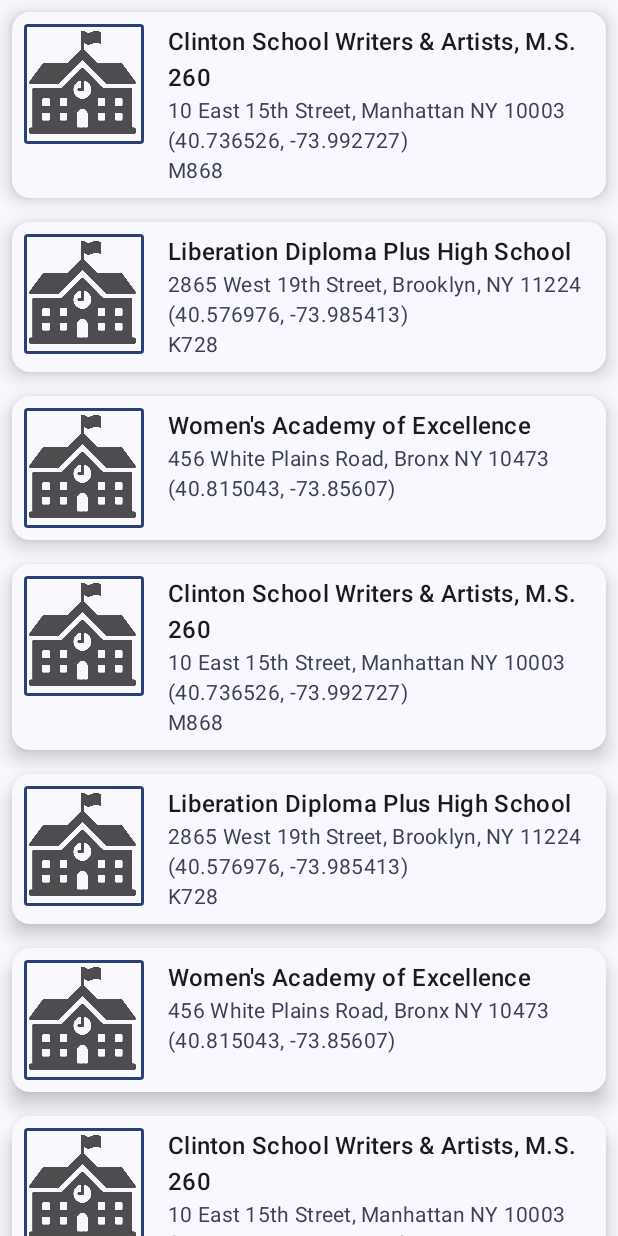
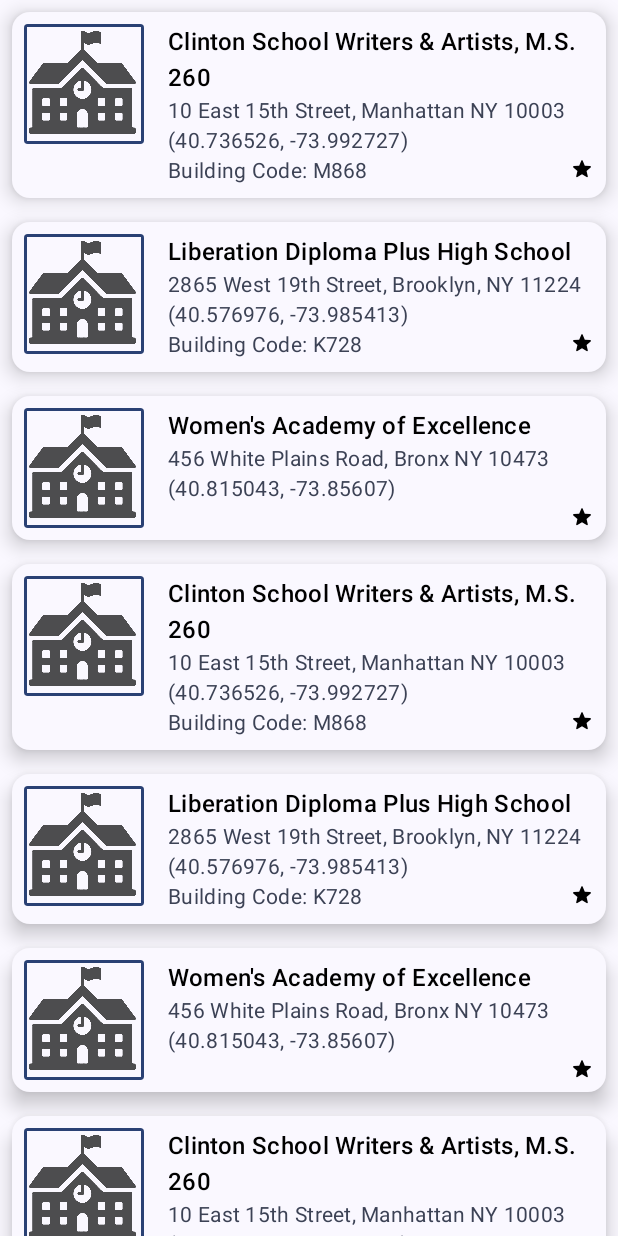
Before and after one commit to jonofarc/NYCHighSchools, an Android app built with Jetpack Compose: the screen it shows after launch (MainActivity), on a phone screen of 412 x 824 dp. Run offline under Robolectric (Android 15) with nearby library versions, the phone set to English and light mode, and no system bars.

Commit message:
create school class and add is favorite selection

```diff
--- a/app/src/main/java/com/example/nychighschools/MainActivity.kt
+++ b/app/src/main/java/com/example/nychighschools/MainActivity.kt
@@ -6,10 +6,14 @@ import androidx.activity.ComponentActivity
 import androidx.activity.compose.setContent
 import androidx.compose.foundation.Image
 import androidx.compose.foundation.border
+import androidx.compose.foundation.clickable
+import androidx.compose.foundation.layout.Arrangement
+import androidx.compose.foundation.layout.Box
 import androidx.compose.foundation.layout.Column
 import androidx.compose.foundation.layout.Row
 import androidx.compose.foundation.layout.Spacer
 import androidx.compose.foundation.layout.fillMaxSize
+import androidx.compose.foundation.layout.fillMaxWidth
 import androidx.compose.foundation.layout.padding
 import androidx.compose.foundation.layout.size
 import androidx.compose.foundation.layout.width
@@ -20,22 +24,31 @@ import androidx.compose.material3.MaterialTheme
 import androidx.compose.material3.Surface
 import androidx.compose.material3.Text
 import androidx.compose.runtime.Composable
+import androidx.compose.runtime.getValue
+import androidx.compose.runtime.mutableStateOf
+import androidx.compose.runtime.remember
+import androidx.compose.runtime.setValue
+import androidx.compose.ui.Alignment
 import androidx.compose.ui.Modifier
 import androidx.compose.ui.draw.clip
+import androidx.compose.ui.graphics.Color
+import androidx.compose.ui.graphics.ColorFilter
 import androidx.compose.ui.res.painterResource
+import androidx.compose.ui.res.stringResource
 import androidx.compose.ui.tooling.preview.Preview
 import androidx.compose.ui.unit.dp
+import com.example.nychighschools.models.School
 import com.example.nychighschools.ui.theme.NYCHighSchoolsTheme
 
 
-data class School(val name: String, val building: String? = null, val location: String)
+//data class School(val name: String, val building: String? = null, val location: String)
+
 
 class MainActivity : ComponentActivity() {
     override fun onCreate(savedInstanceState: Bundle?) {
         super.onCreate(savedInstanceState)
 
-
-        setContent {
+        setContent  {
             NYCHighSchoolsTheme {
                 // A surface container using the 'background' color from the theme
                 Surface(modifier = Modifier.fillMaxSize(), color = MaterialTheme.colorScheme.background) {
@@ -58,9 +71,9 @@ fun SetUi() {
 
     //a hacky way to get a big list
     for (i in 1..100) {
-        schools.add(School(name = "Clinton School Writers & Artists, M.S. 260", location = "10 East 15th Street, Manhattan NY 10003 (40.736526, -73.992727)", building = "M868"))
-        schools.add(School(name = "Liberation Diploma Plus High School", location = "2865 West 19th Street, Brooklyn, NY 11224 (40.576976, -73.985413)", building = "K728"))
-        schools.add(School(name = "Women's Academy of Excellence", location = "456 White Plains Road, Bronx NY 10473 (40.815043, -73.85607)"))
+        schools.add(School(schoolName = "Clinton School Writers & Artists, M.S. 260", location = "10 East 15th Street, Manhattan NY 10003 (40.736526, -73.992727)", buildingCode = "M868"))
+        schools.add(School(schoolName = "Liberation Diploma Plus High School", location = "2865 West 19th Street, Brooklyn, NY 11224 (40.576976, -73.985413)", buildingCode = "K728"))
+        schools.add(School(schoolName = "Women's Academy of Excellence", location = "456 White Plains Road, Bronx NY 10473 (40.815043, -73.85607)"))
 
     }
 
@@ -91,16 +104,20 @@ fun SchoolCard(school: School, modifier: Modifier = Modifier) {
                 // Add a horizontal space between the image and the column
                 Spacer(modifier = Modifier.width(16.dp))
 
+                // We keep track if the message is expanded or not in this
+                // variable
+                var isFavorite by remember { mutableStateOf(false) }
 
 
-                Column() {
+
+                Column {
 
                     Text(
-                        text = school.name,
+                        text = school.schoolName,
                         modifier = modifier,
                         style = MaterialTheme.typography.titleMedium,
-
-                        )
+                        color = Color.Black
+                    )
 
                     Text(
                         text = school.location,
@@ -110,16 +127,38 @@ fun SchoolCard(school: School, modifier: Modifier = Modifier) {
 
 
                         )
-                    school.building?.let {
-                        Text(
-                            text = it,
-                            modifier = modifier,
-                            color = MaterialTheme.colorScheme.secondary,
-                            style = MaterialTheme.typography.bodyMedium,
+
+                    Row(
+                        modifier = Modifier.fillMaxWidth(),
+                        horizontalArrangement = Arrangement.SpaceBetween
+                    ) {
+                        if (school.buildingCode.isNotEmpty()) {
+                            Text(
+                                text = stringResource(R.string.building_code, school.buildingCode),
+                                modifier = modifier,
+                                color = MaterialTheme.colorScheme.secondary,
+                                style = MaterialTheme.typography.bodyMedium,
+
+                                )
+                        } else {
+                            Box(
+                                modifier = Modifier
 
                             )
+                        }
 
 
+
+                        Image(
+                            painter = painterResource(R.drawable.star), colorFilter = ColorFilter.tint(getIsFavoriteColor(school, isFavorite)),contentDescription = "isFavorite icon", modifier = Modifier
+                                .clickable {
+                                    isFavorite = !isFavorite
+                                    toggleIsFavorite(school)
+                                }
+                                .align(Alignment.Top)
+                                .size(16.dp)
+
+                        )
                     }
 
 
@@ -135,6 +174,14 @@ fun SchoolCard(school: School, modifier: Modifier = Modifier) {
 
 }
 
+fun toggleIsFavorite(school: School){
+ school.isFavorite = !school.isFavorite
+}
+
+fun getIsFavoriteColor(school: School, isFavorite: Boolean): Color {
+    return  if (school.isFavorite || isFavorite) Color.Red else Color.Black
+}
+
 @Preview(name = "Light Mode")
 @Preview(
     uiMode = Configuration.UI_MODE_NIGHT_YES, showBackground = true, name = "Dark Mode"
--- /dev/null
+++ b/app/src/main/java/com/example/nychighschools/models/School.kt
@@ -0,0 +1,56 @@
+package com.example.nychighschools.models
+
+data class School(
+    val dbn: String = "",
+    val schoolName: String,
+    val boro: String = "",
+    val overviewParagraph: String = "",
+    val school10thSeats: String = "",
+    val academicOpportunities1: String = "",
+    val academicOpportunities2: String = "",
+    val academicOpportunities3: String = "",
+    val academicOpportunities4: String = "",
+    val academicOpportunities5: String = "",
+    val ellPrograms: String = "",
+    val languageClasses: String = "",
+    val advancedPlacementCourses: String = "",
+    val diplomaEndorsements: String = "",
+    val neighborhood: String = "",
+    val sharedSpace: String = "",
+    val campusName: String = "",
+    val buildingCode: String = "",
+    val location: String,
+    val phoneNumber: String = "",
+    val faxNumber: String = "",
+    val schoolEmail: String = "",
+    val website: String = "",
+    val subway: String = "",
+    val bus: String = "",
+    val grades2018: String = "",
+    val finalGrades: String = "",
+    val totalStudents: String = "",
+    val startTime: String = "",
+    val endTime: String = "",
+    val additionalInfo1: String = "",
+    val extracurricularActivities: String = "",
+    val psalSportsBoys: String = "",
+    val psalSportsGirls: String = "",
+    val psalSportsCoed: String = "",
+    val schoolSports: String = "",
+    val graduationRate: String = "",
+    val attendanceRate: String = "",
+    val pctStudentsEnoughVariety: String = "",
+    val collegeCareerRate: String = "",
+    val pctStudentsSafe: String = "",
+    val girls: String = "",
+    val boys: String = "",
+    val pbat: String = "",
+    val international: String = "",
+    val specialized: String = "",
+    val transfer: String = "",
+    val ptech: String = "",
+    val earlyCollege: String = "",
+    val geoEligibility: String = "",
+    val schoolAccessibilityDescription: String = "",
+    var isFavorite: Boolean = false,
+)
--- /dev/null
+++ b/app/src/main/res/drawable/star.xml
@@ -0,0 +1,9 @@
+<vector xmlns:android="http://schemas.android.com/apk/res/android"
+    android:width="48dp"
+    android:height="48dp"
+    android:viewportWidth="960"
+    android:viewportHeight="960">
+  <path
+      android:fillColor="#FF000000"
+      android:pathData="M480,731 L294,843q-8,5 -17,4.5t-16,-5.5q-7,-5 -10.5,-13t-1.5,-18l49,-212 -164,-143q-8,-7 -9.5,-15.5t0.5,-16.5q2,-8 9,-13.5t17,-6.5l217,-19 84,-200q4,-9 12,-13.5t16,-4.5q8,0 16,4.5t12,13.5l84,200 217,19q10,1 17,6.5t9,13.5q2,8 0.5,16.5T826,456L662,599l49,212q2,10 -1.5,18T699,842q-7,5 -16,5.5t-17,-4.5L480,731Z"/>
+</vector>
--- a/app/src/main/res/values/strings.xml
+++ b/app/src/main/res/values/strings.xml
@@ -1,3 +1,4 @@
 <resources>
     <string name="app_name">NYC High Schools</string>
+    <string name="building_code">Building Code: %1$s</string>
 </resources>
```
